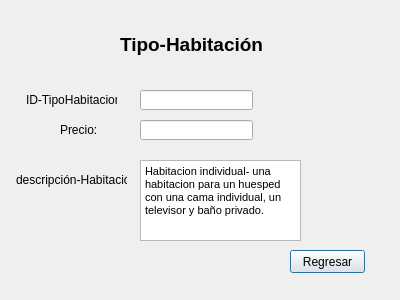
Old version of the form Sistema_de_Registro_de_Hotel/gui_tipo_habitacion.ui in the repository JeffersonFarCar/Sistema-de-Registro-de-Hotel.
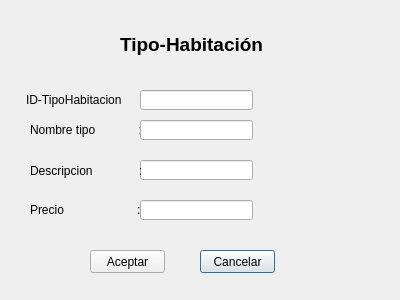
New version of the form.

What changed in the file:
```diff
--- a/Sistema_de_Registro_de_Hotel/gui_tipo_habitacion.ui
+++ b/Sistema_de_Registro_de_Hotel/gui_tipo_habitacion.ui
@@ -38,38 +38,38 @@
     <rect>
      <x>26</x>
      <y>90</y>
-     <width>91</width>
+     <width>121</width>
      <height>20</height>
     </rect>
    </property>
    <property name="text">
-    <string>ID-TipoHabitacion:</string>
+    <string>ID-TipoHabitacion      :</string>
    </property>
   </widget>
   <widget class="QLabel" name="label_3">
    <property name="geometry">
     <rect>
-     <x>60</x>
+     <x>30</x>
      <y>120</y>
-     <width>51</width>
+     <width>111</width>
      <height>20</height>
     </rect>
    </property>
    <property name="text">
-    <string>Precio:</string>
+    <string>Nombre tipo             :</string>
    </property>
   </widget>
   <widget class="QLabel" name="label_4">
    <property name="geometry">
     <rect>
-     <x>16</x>
-     <y>170</y>
+     <x>30</x>
+     <y>200</y>
      <width>111</width>
      <height>20</height>
     </rect>
    </property>
    <property name="text">
-    <string>descripción-Habitación:</string>
+    <string>Precio                      :</string>
    </property>
   </widget>
   <widget class="QLineEdit" name="lineEdit">
@@ -92,34 +92,63 @@
     </rect>
    </property>
   </widget>
-  <widget class="QTextEdit" name="textEdit">
-   <property name="geometry">
-    <rect>
-     <x>140</x>
-     <y>160</y>
-     <width>161</width>
-     <height>81</height>
-    </rect>
-   </property>
-   <property name="html">
-    <string>&lt;!DOCTYPE HTML PUBLIC &quot;-//W3C//DTD HTML 4.0//EN&quot; &quot;http://www.w3.org/TR/REC-html40/strict.dtd&quot;&gt;
-&lt;html&gt;&lt;head&gt;&lt;meta name=&quot;qrichtext&quot; content=&quot;1&quot; /&gt;&lt;style type=&quot;text/css&quot;&gt;
-p, li { white-space: pre-wrap; }
-&lt;/style&gt;&lt;/head&gt;&lt;body style=&quot; font-family:'MS Shell Dlg 2'; font-size:8.25pt; font-weight:400; font-style:normal;&quot;&gt;
-&lt;p style=&quot; margin-top:0px; margin-bottom:0px; margin-left:0px; margin-right:0px; -qt-block-indent:0; text-indent:0px;&quot;&gt;Habitacion individual- una habitacion para un huesped con una cama individual, un televisor y baño privado.&lt;/p&gt;&lt;/body&gt;&lt;/html&gt;</string>
-   </property>
-  </widget>
   <widget class="QPushButton" name="pushButton">
    <property name="geometry">
     <rect>
-     <x>290</x>
+     <x>200</x>
      <y>250</y>
      <width>75</width>
      <height>23</height>
     </rect>
    </property>
    <property name="text">
-    <string>Regresar</string>
+    <string>Cancelar</string>
+   </property>
+  </widget>
+  <widget class="QLineEdit" name="DESTIPOlineEdit_3">
+   <property name="geometry">
+    <rect>
+     <x>140</x>
+     <y>160</y>
+     <width>113</width>
+     <height>20</height>
+    </rect>
+   </property>
+  </widget>
+  <widget class="QLineEdit" name="PRECIOTIPOlineEdit_2">
+   <property name="geometry">
+    <rect>
+     <x>140</x>
+     <y>200</y>
+     <width>113</width>
+     <height>20</height>
+    </rect>
+   </property>
+  </widget>
+  <widget class="QLabel" name="label_5">
+   <property name="geometry">
+    <rect>
+     <x>30</x>
+     <y>160</y>
+     <width>111</width>
+     <height>21</height>
+    </rect>
+   </property>
+   <property name="text">
+    <string>Descripcion              :</string>
+   </property>
+  </widget>
+  <widget class="QPushButton" name="pushButton_2">
+   <property name="geometry">
+    <rect>
+     <x>90</x>
+     <y>250</y>
+     <width>75</width>
+     <height>23</height>
+    </rect>
+   </property>
+   <property name="text">
+    <string>Aceptar</string>
    </property>
   </widget>
  </widget>
```
Left out of the diff: 7 changed lines with no effect on the pictures.
